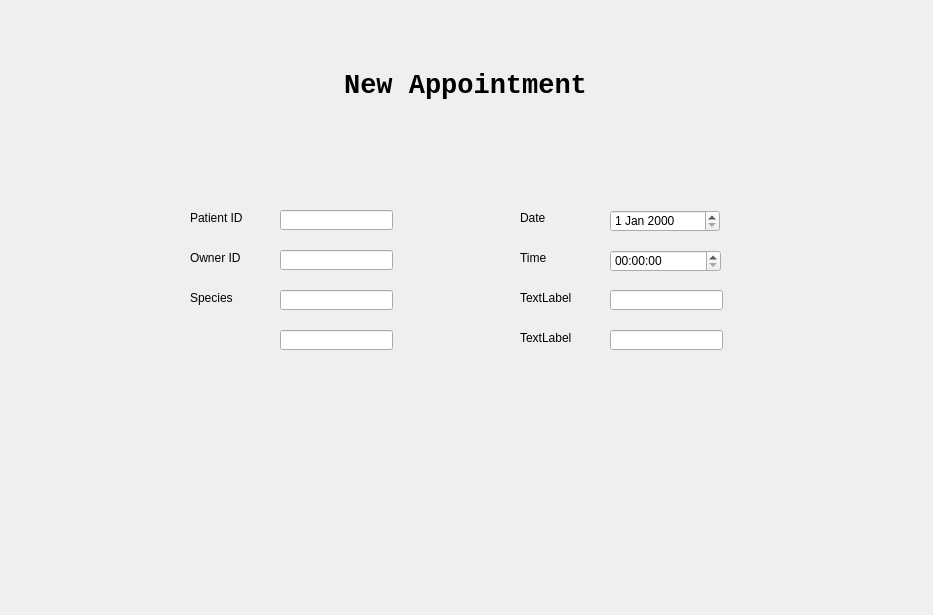
First picture: the form in ApppointmentCreateUI.ui, repository ASNaeem/Simple-VCMS, before the edit.
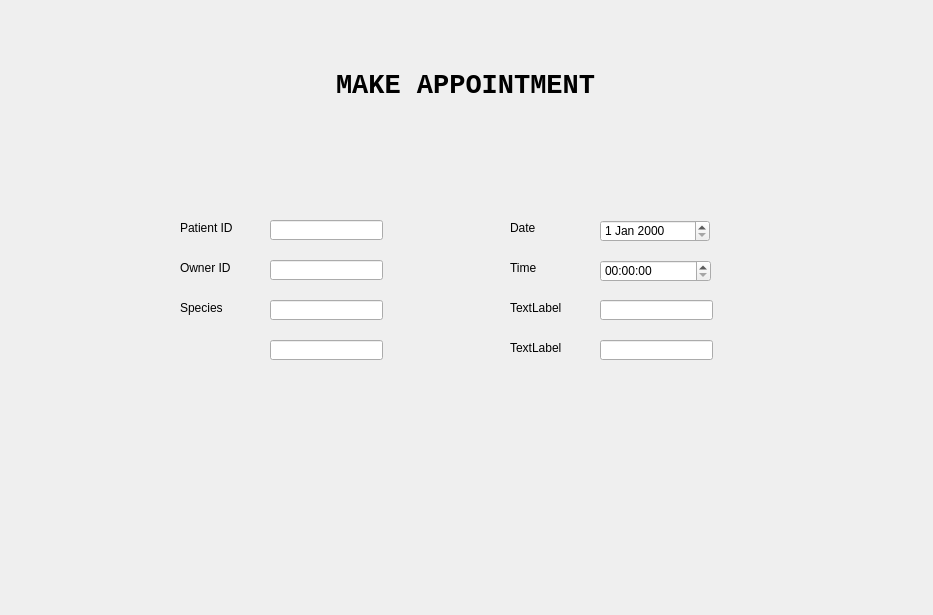
Second picture: the form after the edit.

Commit message: Fixed button sizes in the appointments UI

The edit to the form file:
```diff
--- a/ApppointmentCreateUI.ui
+++ b/ApppointmentCreateUI.ui
@@ -37,7 +37,7 @@
           </font>
          </property>
          <property name="text">
-          <string>New Appointment</string>
+          <string>MAKE APPOINTMENT</string>
          </property>
          <property name="alignment">
           <set>Qt::AlignCenter</set>
@@ -51,8 +51,8 @@
    <widget class="QLineEdit" name="lineEdit">
     <property name="geometry">
      <rect>
-      <x>280</x>
-      <y>210</y>
+      <x>270</x>
+      <y>220</y>
       <width>113</width>
       <height>20</height>
      </rect>
@@ -61,8 +61,8 @@
    <widget class="QLineEdit" name="lineEdit_2">
     <property name="geometry">
      <rect>
-      <x>280</x>
-      <y>250</y>
+      <x>270</x>
+      <y>260</y>
       <width>113</width>
       <height>20</height>
      </rect>
@@ -71,8 +71,8 @@
    <widget class="QLineEdit" name="lineEdit_3">
     <property name="geometry">
      <rect>
-      <x>280</x>
-      <y>290</y>
+      <x>270</x>
+      <y>300</y>
       <width>113</width>
       <height>20</height>
      </rect>
@@ -81,8 +81,8 @@
    <widget class="QLineEdit" name="lineEdit_4">
     <property name="geometry">
      <rect>
-      <x>280</x>
-      <y>330</y>
+      <x>270</x>
+      <y>340</y>
       <width>113</width>
       <height>20</height>
      </rect>
@@ -91,8 +91,8 @@
    <widget class="QLineEdit" name="lineEdit_6">
     <property name="geometry">
      <rect>
-      <x>610</x>
-      <y>330</y>
+      <x>600</x>
+      <y>340</y>
       <width>113</width>
       <height>20</height>
      </rect>
@@ -101,8 +101,8 @@
    <widget class="QLineEdit" name="lineEdit_8">
     <property name="geometry">
      <rect>
-      <x>610</x>
-      <y>290</y>
+      <x>600</x>
+      <y>300</y>
       <width>113</width>
       <height>20</height>
      </rect>
@@ -111,8 +111,8 @@
    <widget class="QLabel" name="label_2">
     <property name="geometry">
      <rect>
-      <x>190</x>
-      <y>210</y>
+      <x>180</x>
+      <y>220</y>
       <width>91</width>
       <height>16</height>
      </rect>
@@ -124,8 +124,8 @@
    <widget class="QLabel" name="label_3">
     <property name="geometry">
      <rect>
-      <x>190</x>
-      <y>250</y>
+      <x>180</x>
+      <y>260</y>
       <width>91</width>
       <height>16</height>
      </rect>
@@ -137,8 +137,8 @@
    <widget class="QLabel" name="label_4">
     <property name="geometry">
      <rect>
-      <x>190</x>
-      <y>290</y>
+      <x>180</x>
+      <y>300</y>
       <width>91</width>
       <height>16</height>
      </rect>
@@ -150,8 +150,8 @@
    <widget class="QLabel" name="label_5">
     <property name="geometry">
      <rect>
-      <x>190</x>
-      <y>330</y>
+      <x>180</x>
+      <y>340</y>
       <width>91</width>
       <height>16</height>
      </rect>
@@ -163,8 +163,8 @@
    <widget class="QLabel" name="label_6">
     <property name="geometry">
      <rect>
-      <x>520</x>
-      <y>210</y>
+      <x>510</x>
+      <y>220</y>
       <width>91</width>
       <height>16</height>
      </rect>
@@ -176,8 +176,8 @@
    <widget class="QLabel" name="label_7">
     <property name="geometry">
      <rect>
-      <x>520</x>
-      <y>250</y>
+      <x>510</x>
+      <y>260</y>
       <width>91</width>
       <height>16</height>
      </rect>
@@ -189,8 +189,8 @@
    <widget class="QLabel" name="label_8">
     <property name="geometry">
      <rect>
-      <x>520</x>
-      <y>290</y>
+      <x>510</x>
+      <y>300</y>
       <width>91</width>
       <height>16</height>
      </rect>
@@ -202,8 +202,8 @@
    <widget class="QLabel" name="label_9">
     <property name="geometry">
      <rect>
-      <x>520</x>
-      <y>330</y>
+      <x>510</x>
+      <y>340</y>
       <width>91</width>
       <height>16</height>
      </rect>
@@ -215,8 +215,8 @@
    <widget class="QDateEdit" name="dateEdit">
     <property name="geometry">
      <rect>
-      <x>610</x>
-      <y>210</y>
+      <x>600</x>
+      <y>220</y>
       <width>110</width>
       <height>22</height>
      </rect>
@@ -225,8 +225,8 @@
    <widget class="QTimeEdit" name="timeEdit">
     <property name="geometry">
      <rect>
-      <x>610</x>
-      <y>250</y>
+      <x>600</x>
+      <y>260</y>
       <width>111</width>
       <height>22</height>
      </rect>
```
The commit also changes 1 other file.
